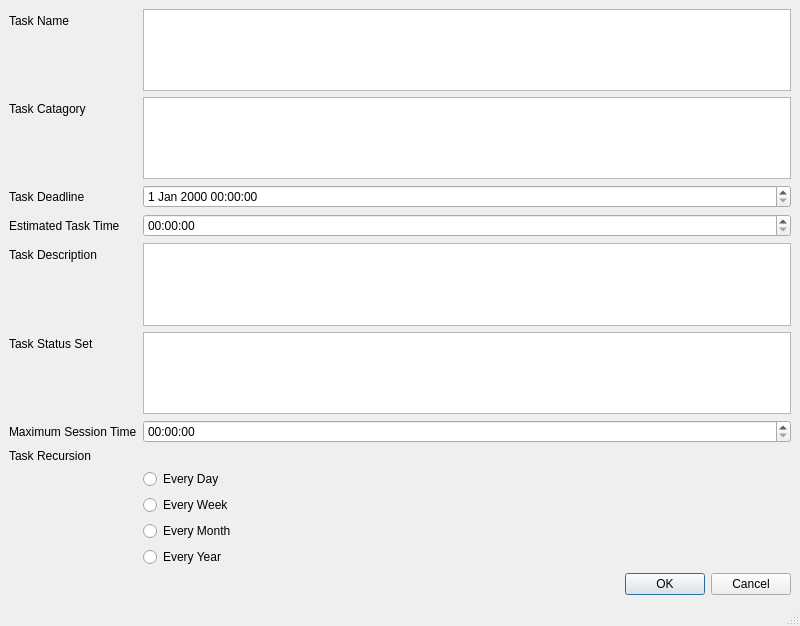
ZiggyOliver/TaskBucket, file createTask.ui: the form before one commit.
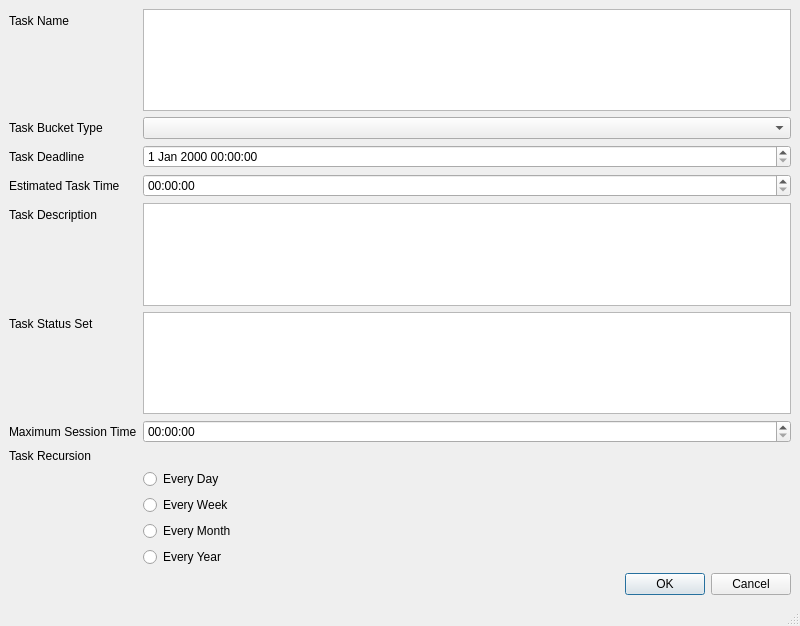
The form after the commit.

Commit message: Create Bucket Highlight Functionality 01

Diff of the .ui file:
```diff
--- a/createTask.ui
+++ b/createTask.ui
@@ -28,13 +28,10 @@
     <item row="1" column="0">
      <widget class="QLabel" name="label_2">
       <property name="text">
-       <string>Task Catagory</string>
+       <string>Task Bucket Type</string>
       </property>
      </widget>
     </item>
-    <item row="1" column="1">
-     <widget class="QPlainTextEdit" name="taskBucketTypeEdit"/>
-    </item>
     <item row="2" column="0">
      <widget class="QLabel" name="label_3">
       <property name="text">
@@ -127,6 +124,9 @@
     <item row="6" column="1">
      <widget class="QTimeEdit" name="maxSessionTimeEdit"/>
     </item>
+    <item row="1" column="1">
+     <widget class="QComboBox" name="taskBucketTypeSelector"/>
+    </item>
    </layout>
   </widget>
   <widget class="QMenuBar" name="menubar">
```
The commit also changes 14 other files.
